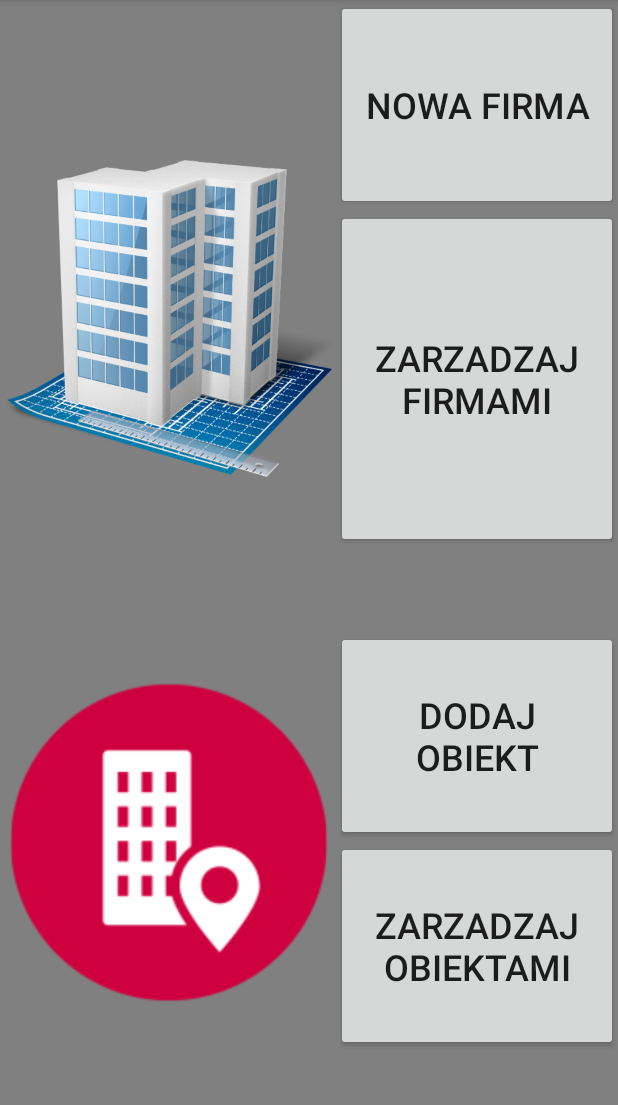
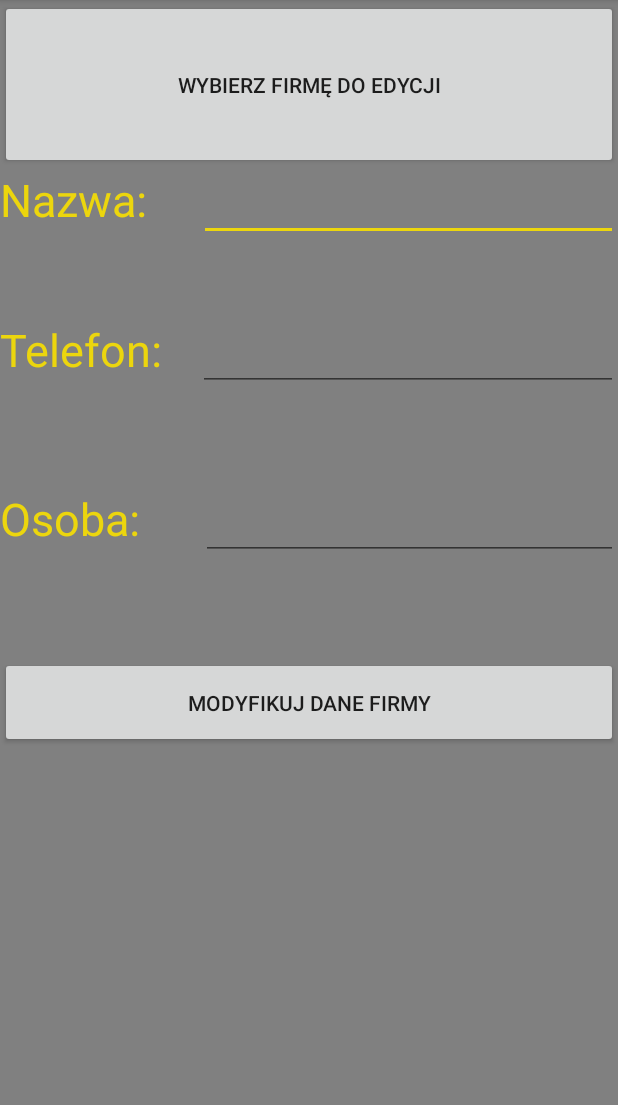
Before and after one commit to KrzysztofBglk/SecGuard, an Android app: the AdminAddDataActivity screen opened directly, with no data from a screen before it, after a tap on "ZARZADZAJ FIRMAMI", on a phone screen of 412 x 824 dp, the part 84-1189 px from its top. Run offline under Robolectric (Android 15) with nearby library versions, the phone set to English and light mode, and no system bars.

Commit message:
Edit company Activity beta

```diff
--- a/app/src/main/AndroidManifest.xml
+++ b/app/src/main/AndroidManifest.xml
@@ -35,7 +35,8 @@
         <activity android:name=".UserTrackerActivity" />
         <activity android:name=".UsersListActivity" />
         <activity android:name=".ProfileListViewActivity" />
-        <activity android:name=".AdminAddCompanyActivity"></activity>
+        <activity android:name=".AdminAddCompanyActivity" />
+        <activity android:name=".AdminMenageCompanyActivity"></activity>
     </application>
 
 </manifest>
--- a/app/src/main/java/projekt/secguard/AdminAddCompanyActivity.java
+++ b/app/src/main/java/projekt/secguard/AdminAddCompanyActivity.java
@@ -208,7 +208,8 @@ public class AdminAddCompanyActivity extends AppCompatActivity {
         protected Void doInBackground(Void... arg0) {
             HttpHandler insert = new HttpHandler();
             String get_osoba_modded = get_osoba.replaceAll(" ", "%20");
-            String urlInsert = "http://185.28.100.205/insertCompany.php?nazwa=" + get_nazwa + "&telefon=" + get_telefon + "&kontakt=" + get_osoba_modded;
+            String get_nazwa_modded = get_nazwa.replaceAll(" ", "%20");
+            String urlInsert = "http://185.28.100.205/insertCompany.php?nazwa=" + get_nazwa_modded + "&telefon=" + get_telefon + "&kontakt=" + get_osoba_modded;
             String geting = insert.makeServiceCall(urlInsert);
             Log.e(TAG, "Odebrano: " + geting);
             return null;
--- a/app/src/main/java/projekt/secguard/AdminAddDataActivity.java
+++ b/app/src/main/java/projekt/secguard/AdminAddDataActivity.java
@@ -38,8 +38,8 @@ public class AdminAddDataActivity extends AppCompatActivity {
         menageCompany.setOnClickListener(new View.OnClickListener() {
             @Override
             public void onClick(View v) {
-
-                //intent
+                Intent intentMenageCompany = new Intent(getApplicationContext(), AdminMenageCompanyActivity.class);
+                startActivity(intentMenageCompany);
             }
         });
         addObjects.setOnClickListener(new View.OnClickListener() {
--- /dev/null
+++ b/app/src/main/java/projekt/secguard/AdminMenageCompanyActivity.java
@@ -0,0 +1,281 @@
+package projekt.secguard;
+
+import android.app.ProgressDialog;
+import android.os.AsyncTask;
+import android.os.SystemClock;
+import android.provider.ContactsContract;
+import android.support.v7.app.AppCompatActivity;
+import android.os.Bundle;
+import android.util.Log;
+import android.view.ContextMenu;
+import android.view.MenuItem;
+import android.view.View;
+import android.widget.AdapterView;
+import android.widget.Button;
+import android.widget.EditText;
+import android.widget.Toast;
+
+import org.json.JSONArray;
+import org.json.JSONException;
+import org.json.JSONObject;
+
+import java.util.ArrayList;
+
+public class AdminMenageCompanyActivity extends AppCompatActivity {
+    EditText edit_name;
+    EditText edit_phone;
+    EditText edit_kontakt;
+    Button button_choice;
+    Button button_modify;
+    ProgressDialog pDialog;
+    int selector;
+
+    String edited_name;
+    String edited_phone;
+    String edited_kontakt;
+    private String TAG = AdminMenageCompanyActivity.class.getSimpleName();
+    ArrayList <DataHolder> companyData;
+
+
+    @Override
+    protected void onCreate(Bundle savedInstanceState) {
+        super.onCreate(savedInstanceState);
+        setContentView(R.layout.activity_admin_menage_company);
+        edit_name = (EditText)findViewById(R.id.editCompany_name);
+        edit_phone = (EditText)findViewById(R.id.editCompany_phone);
+        edit_kontakt = (EditText)findViewById(R.id.editCompany_kontakt);
+        button_choice = (Button)findViewById(R.id.button_choiceCompany);
+        button_modify = (Button)findViewById(R.id.button_modify);
+        new getAll().execute();
+        button_choice.setOnClickListener(new View.OnClickListener() {
+            @Override
+            public void onClick(View v) {
+                new getAll().execute();
+                registerForContextMenu(button_choice);
+                openContextMenu(button_choice);
+            }
+        });
+
+        button_modify.setOnClickListener(new View.OnClickListener() {
+            @Override
+            public void onClick(View v) {
+                edited_name = edit_name.getText().toString();
+                edited_phone = edit_phone.getText().toString();
+                edited_kontakt = edit_kontakt.getText().toString();
+                if( (valid_name(edited_name) == true) && (valid_phone(edited_phone) == true) && (valid_kontakt(edited_kontakt) == true) ){
+                    new updateCompany().execute();
+                }
+            }
+        });
+    }
+
+    Boolean valid_name(String name) {
+        if(!name.equals(companyData.get(selector).getHold_name())){
+            if(name.length() !=0 && name.length() <25){
+                if(name.matches("[a-zA-Z]+")){
+                    return true;
+                }
+            }
+        }
+        return false;
+    }
+
+    Boolean valid_phone(String phone) {
+        if((phone.length() != 9 || phone.length() != 7)){
+            try {
+                double d = Double.parseDouble(phone);
+            }
+            catch(NumberFormatException nfe) {
+                return false;
+            }
+            return true;
+        }
+        return false;
+    }
+
+
+    Boolean valid_kontakt(String name) {
+        if(!name.equals(companyData.get(selector).getHold_name())){
+            if(name.length() !=0 && name.length() <25){
+                if(name.matches("[a-zA-Z_\\s]+")){
+                    return true;
+                }
+            }
+        }
+        return false;
+    }
+
+
+    @Override
+    public void onCreateContextMenu(ContextMenu menu, View v,ContextMenu.ContextMenuInfo menuInfo) {
+        super.onCreateContextMenu(menu, v, menuInfo);
+        menu.setHeaderTitle("Wybierz firme");
+        int iterator_id = 0;
+        for(DataHolder d: companyData){
+            menu.add(0, iterator_id, 0,d.getHold_name());
+            iterator_id++;
+        }
+    }
+
+    @Override
+    public boolean onContextItemSelected(MenuItem item) {
+
+       // AdapterView.AdapterContextMenuInfo info = (AdapterView.AdapterContextMenuInfo) item.getMenuInfo();
+   //     selector = info.position;
+        selector = item.getItemId();
+
+/*        Toast.makeText(getApplicationContext(),
+                selector,
+                Toast.LENGTH_LONG)
+                .show();
+*/
+        edit_name.setText(companyData.get(selector).getHold_name());
+        edit_phone.setText(companyData.get(selector).getHold_phone());
+        edit_kontakt.setText(companyData.get(selector).getHold_kontakt());
+        return true;
+    }
+
+
+
+    private class getAll extends AsyncTask<Void, Void, Void> {
+
+        @Override
+        protected void onPreExecute() {
+            super.onPreExecute();
+            // Dialog oczekiwania na polaczenie i sprawdzenie danych z serwerm
+            pDialog = new ProgressDialog(AdminMenageCompanyActivity.this);
+            pDialog.setMessage("Przetwarzanie...");
+            pDialog.setCancelable(false);
+            pDialog.show();
+        }
+
+        @Override
+        protected Void doInBackground(Void... arg0) {
+
+            HttpHandler getAll = new HttpHandler();
+            // hash code zabezpiecza przed wyciekiem danych z serwera
+            String urlCompanyData = "http://185.28.100.205/getAllCompany.php?hashcode=J1f2sa0sdi3Awj349";
+
+            // Request na serwer
+            String jsonStr = getAll.makeServiceCall(urlCompanyData);
+
+            Log.e(TAG, "Odebrano: " + jsonStr);
+
+            if (jsonStr != null) {
+                companyData = new ArrayList<DataHolder>();
+                try {
+                    JSONArray mJsonArray = new JSONArray(jsonStr);
+                    JSONObject mJsonObject = new JSONObject();
+
+
+                    for(int i = 0 ; i < mJsonArray.length() ; i++) {
+                        mJsonObject = mJsonArray.getJSONObject(i);
+                        String id,n,p,k;
+
+                        id = mJsonObject.getString("id_zleceniodawcy");
+                        n = mJsonObject.getString("nazwa_firmy");
+                        p = mJsonObject.getString("telefon");
+                        k = mJsonObject.getString("osoba_kontakt");
+                        DataHolder d = new DataHolder(id,n,p,k);
+                        companyData.add(d) ;
+                    }
+
+
+                } catch (final JSONException e) {
+                    Log.e(TAG, "Json parsing error: " + e.getMessage());
+                    runOnUiThread(new Runnable() {
+                        @Override
+                        public void run() {
+                            Toast.makeText(getApplicationContext(),
+                                    "Niepoprawne dane logowania",
+                                    Toast.LENGTH_LONG)
+                                    .show();
+                        }
+                    });
+                }
+            } else {
+                Log.e(TAG, "Problem z serwerem.");
+
+                runOnUiThread(new Runnable() {
+                    @Override
+                    public void run() {
+                        Toast.makeText(getApplicationContext(),
+                                "Server error, Zobacz LogCat po wiecej informacji",
+                                Toast.LENGTH_LONG)
+                                .show();
+                    }
+                });
+            }
+            return null;
+        }
+
+        @Override
+        protected void onPostExecute(Void result) {
+            super.onPostExecute(result);
+            if (pDialog.isShowing())
+                pDialog.dismiss();
+        }
+    }
+
+
+    private class updateCompany extends AsyncTask<Void, Void, Void> {
+        @Override
+        protected Void doInBackground(Void... arg0) {
+            HttpHandler insert = new HttpHandler();
+             String edited_name_modded = edited_name.replaceAll(" ", "%20");
+             String edited_kontakt_modded = edited_kontakt.replaceAll(" ", "%20");
+
+            String urlInsert = "http://185.28.100.205/updateCompany.php?nazwa=" + edited_name_modded + "&telefon=" + edited_phone + "&kontakt=" + edited_kontakt_modded;
+            String geting = insert.makeServiceCall(urlInsert);
+            Log.e(TAG, "Odebrano: " + geting);
+            return null;
+        }
+    }
+
+
+
+
+    private class DataHolder
+    {
+        String hold_id;
+        String hold_name;
+        String hold_phone;
+        String hold_kontakt;
+
+        DataHolder(String i, String n,String p, String k){
+             hold_id = i;
+             hold_name = n;
+             hold_phone = p;
+             hold_kontakt = k;
+        }
+        public String getHold_id(){
+            return hold_id;
+        }
+        public String getHold_kontakt() {
+            return hold_kontakt;
+        }
+
+        public void setHold_kontakt(String hold_kontakt) {
+            this.hold_kontakt = hold_kontakt;
+        }
+
+        public String getHold_name() {
+            return hold_name;
+        }
+
+        public void setHold_name(String hold_name) {
+            this.hold_name = hold_name;
+        }
+
+        public String getHold_phone() {
+            return hold_phone;
+        }
+
+        public void setHold_phone(String hold_phone) {
+            this.hold_phone = hold_phone;
+        }
+        public void setHold_id(String hold_id){
+            this.hold_id = hold_id;
+        }
+    }
+}
--- /dev/null
+++ b/app/src/main/res/layout/activity_admin_menage_company.xml
@@ -0,0 +1,105 @@
+<?xml version="1.0" encoding="utf-8"?>
+<RelativeLayout xmlns:android="http://schemas.android.com/apk/res/android"
+    xmlns:tools="http://schemas.android.com/tools"
+    android:id="@+id/activity_admin_menage_company"
+    android:layout_width="match_parent"
+    android:background="#808080"
+    android:layout_height="match_parent"
+    android:paddingBottom="@dimen/activity_vertical_margin"
+    android:paddingLeft="@dimen/activity_horizontal_margin"
+    android:paddingRight="@dimen/activity_horizontal_margin"
+    android:paddingTop="@dimen/activity_vertical_margin"
+    tools:context="projekt.secguard.AdminMenageCompanyActivity">
+
+    <LinearLayout
+        android:orientation="vertical"
+        android:layout_width="match_parent"
+        android:layout_height="match_parent"
+        android:weightSum="1">
+
+        <Button
+            android:text="Wybierz firmę do edycji"
+            android:layout_width="match_parent"
+            android:layout_height="100dp"
+            android:id="@+id/button_choiceCompany"
+            android:layout_weight="0.04" />
+
+        <LinearLayout
+            android:orientation="horizontal"
+            android:layout_width="match_parent"
+            android:layout_height="100dp">
+
+            <TextView
+                android:text="Nazwa:"
+                android:textSize="30sp"
+                android:textColor="@color/colorAccent"
+                android:layout_width="wrap_content"
+                android:layout_height="wrap_content"
+                android:id="@+id/textView10"
+                android:layout_weight="0.53" />
+
+            <EditText
+                android:layout_width="wrap_content"
+                android:layout_height="wrap_content"
+                android:inputType="textPersonName"
+                android:ems="10"
+                android:id="@+id/editCompany_name"
+                android:layout_weight="1" />
+        </LinearLayout>
+
+        <LinearLayout
+            android:orientation="horizontal"
+            android:layout_width="match_parent"
+            android:layout_height="100dp"
+            android:layout_weight="0.04">
+
+            <TextView
+                android:text="Telefon:"
+                android:textSize="30sp"
+                android:textColor="@color/colorAccent"
+                android:layout_width="wrap_content"
+                android:layout_height="wrap_content"
+                android:id="@+id/textView16"
+                android:layout_weight="0.36" />
+
+            <EditText
+                android:layout_width="wrap_content"
+                android:layout_height="wrap_content"
+                android:inputType="phone"
+                android:ems="10"
+                android:id="@+id/editCompany_phone"
+                android:layout_weight="1" />
+        </LinearLayout>
+
+        <LinearLayout
+            android:orientation="horizontal"
+            android:layout_width="match_parent"
+            android:layout_height="100dp"
+            android:layout_weight="0.04">
+
+            <TextView
+                android:text="Osoba:"
+                android:textSize="30sp"
+                android:textColor="@color/colorAccent"
+                android:layout_width="wrap_content"
+                android:layout_height="wrap_content"
+                android:id="@+id/textView19"
+                android:layout_weight="0.64" />
+
+            <EditText
+                android:layout_width="wrap_content"
+                android:layout_height="wrap_content"
+                android:inputType="textPersonName"
+                android:ems="10"
+                android:id="@+id/editCompany_kontakt"
+                android:layout_weight="1" />
+        </LinearLayout>
+
+        <Button
+            android:text="Modyfikuj dane firmy"
+            android:layout_width="match_parent"
+            android:layout_height="wrap_content"
+            android:id="@+id/button_modify"
+            android:layout_weight="0.04" />
+    </LinearLayout>
+</RelativeLayout>
```
